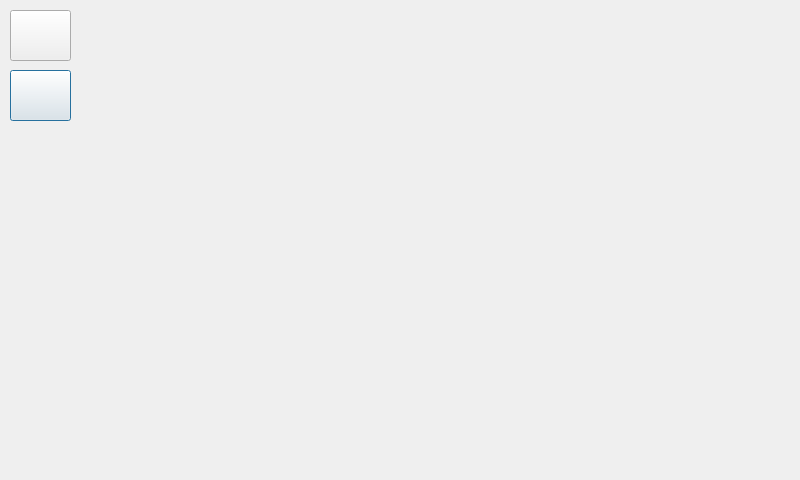
First picture: the form in UI/smrr_ui/src/ui/screen_navigation.ui, repository ENTC-FYP-19-G08/ismrr, before the edit.
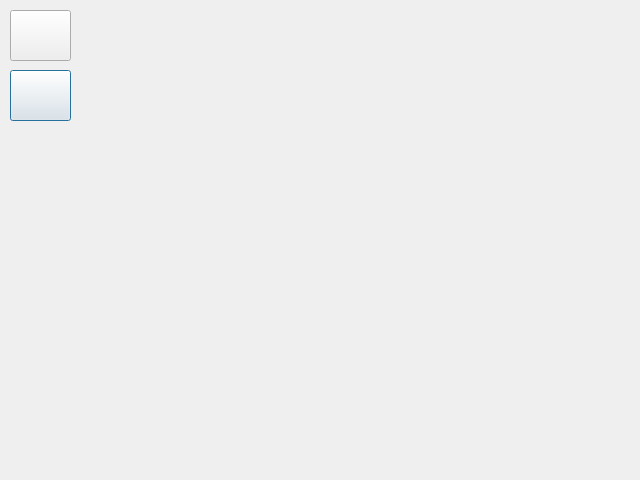
Second picture: the form after the edit. Icons and pictures are not drawn.

The edit to the form file:
```diff
--- a/UI/smrr_ui/src/ui/screen_navigation.ui
+++ b/UI/smrr_ui/src/ui/screen_navigation.ui
@@ -6,7 +6,7 @@
    <rect>
     <x>0</x>
     <y>0</y>
-    <width>800</width>
+    <width>640</width>
     <height>480</height>
    </rect>
   </property>
@@ -48,9 +48,9 @@
    <property name="geometry">
     <rect>
      <x>20</x>
-     <y>150</y>
-     <width>731</width>
-     <height>201</height>
+     <y>160</y>
+     <width>601</width>
+     <height>281</height>
     </rect>
    </property>
    <property name="font">
```
